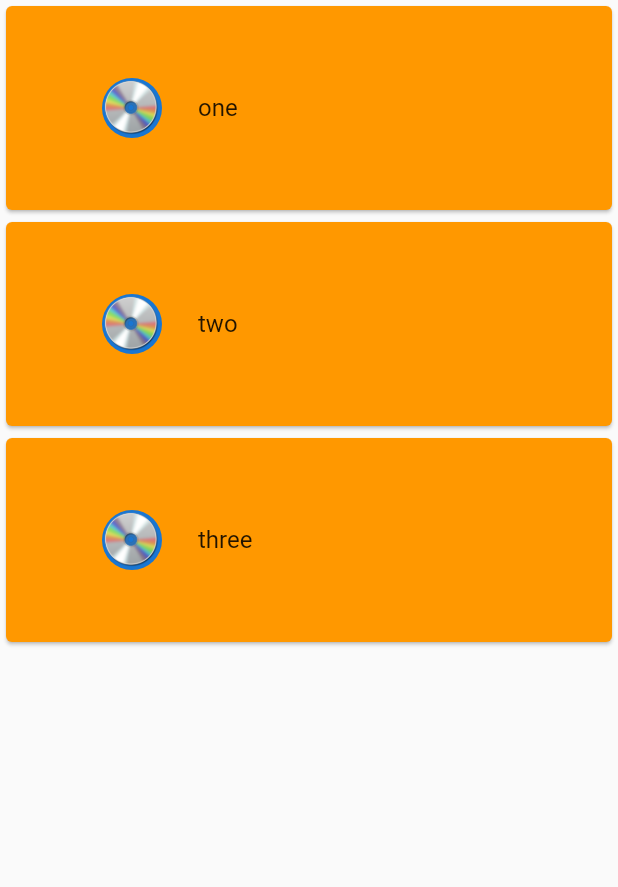
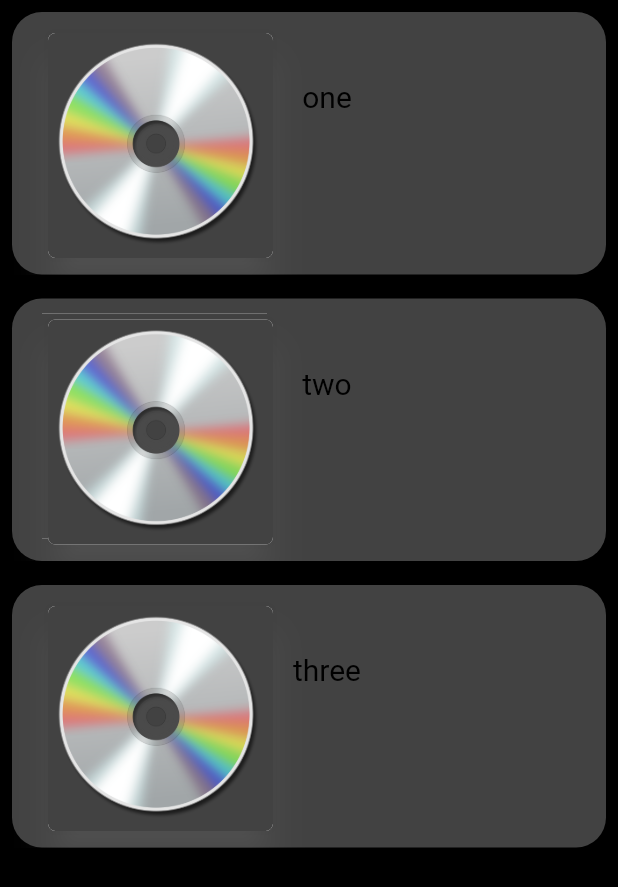
Before and after one commit to cdelprete21/twigo, a Flutter app: the nft screen opened directly, on a phone screen of 412 x 824 dp. Shown: the top 887 px of the screen. Run offline on Flutter 3.47's test engine with Material 2 defaults, Android fonts, the light colour scheme and no system bars; our stand-ins replace bottom_navy_bar.

Commit message:
nft godo

```diff
--- a/lib/UI/pagine/nft.dart
+++ b/lib/UI/pagine/nft.dart
@@ -14,21 +14,75 @@ class nft extends StatelessWidget {
   @override
   Widget build(BuildContext context) {
     return Scaffold(
+      backgroundColor: Colors.black,
       body: ListView.builder(
         itemCount: data.length,
         itemBuilder: (context, index) {
-          return Card(
-            color: Colors.orange,
-            child: Padding(
-              padding: const EdgeInsets.all(40.0),
-              child: ListTile(
-                title: Text(data[index]),
-                leading: Padding(
-                  padding: const EdgeInsets.all(8.0),
-                  child: CircleAvatar(
-                    backgroundImage: AssetImage('assets/cd.png'),
+          return Padding(
+            padding: const EdgeInsets.all(8.0),
+            child: Container(
+              height: 175,
+              decoration: BoxDecoration(
+                color: Colors.grey[800],
+                borderRadius: BorderRadius.circular(20)
+              ),
+              child: Stack(
+                children: [
+                  Positioned(
+                    top: 10,
+                    left: 20,
+                    child: Material(
+                      child: Container(
+                        height: 150.0,
+                        width: 150.0,
+                        decoration: BoxDecoration(
+                          color: Colors.grey[800],
+                        ),
+                      ),
+                    ),
                   ),
-                ),
+                  Positioned(
+                    top: 10,
+                    left: 20,
+                    child: Card(
+                      elevation: 10.0,
+                      shadowColor: Colors.grey.withOpacity(0.5),
+                      shape: RoundedRectangleBorder(
+                        borderRadius: BorderRadius.circular(5.0),
+                      ),
+                      child: Container(
+                        height: 150,
+                        width: 150,
+                        decoration: BoxDecoration(
+                          color: Colors.grey[800],
+                          borderRadius: BorderRadius.circular(5.0),
+                          image: DecorationImage(
+                            fit: BoxFit.fill,
+                            image: AssetImage("assets/cd.png"),
+                          )
+                        ),
+                      ),
+                    ),
+                  ),
+                  Positioned(
+                    top: 45,
+                    left: 120,
+                    child: Container(
+                      height: 150,
+                      width: 180,
+                      child: Column(
+                        children: [
+                          Text(data[index],
+                            style: TextStyle(
+                              fontSize: 20,
+                              color: Colors.black,
+                            ),
+                          ),
+                        ],
+                      ),
+                    ),
+                  ),
+                ],
               ),
             ),
           );
```
